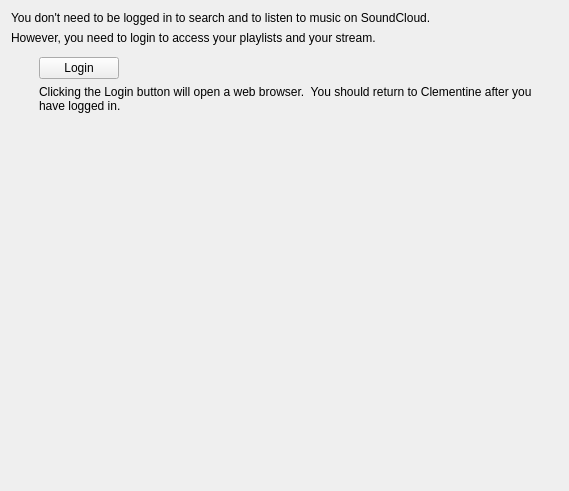
Before: the Qt Designer form src/internet/soundcloudsettingspage.ui in clementine-player/Clementine, drawn with Qt 5.
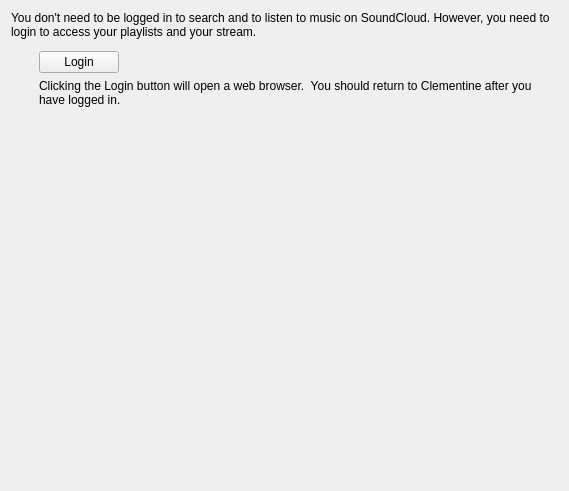
After: the same form once the commit is applied. Icons and pictures are not drawn. Custom widgets are drawn as their Qt base class.

Commit message: Use a single label for the text at the top of the soundcloud settings page.

Patch:
```diff
--- a/src/internet/soundcloudsettingspage.ui
+++ b/src/internet/soundcloudsettingspage.ui
@@ -20,15 +20,14 @@
   <layout class="QVBoxLayout" name="verticalLayout_2">
    <item>
     <widget class="QLabel" name="label">
-     <property name="text">
-      <string>You don't need to be logged in to search and to listen to music on SoundCloud.</string>
+     <property name="enabled">
+      <bool>true</bool>
      </property>
-    </widget>
-   </item>
-   <item>
-    <widget class="QLabel" name="label_3">
      <property name="text">
-      <string>However, you need to login to access your playlists and your stream.</string>
+      <string>You don't need to be logged in to search and to listen to music on SoundCloud. However, you need to login to access your playlists and your stream.</string>
+     </property>
+     <property name="wordWrap">
+      <bool>true</bool>
      </property>
     </widget>
    </item>
```
